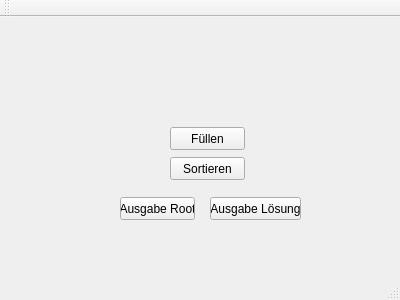
Qt form mainwindow.ui (Makozer/NpPartitionManager) before a commit.
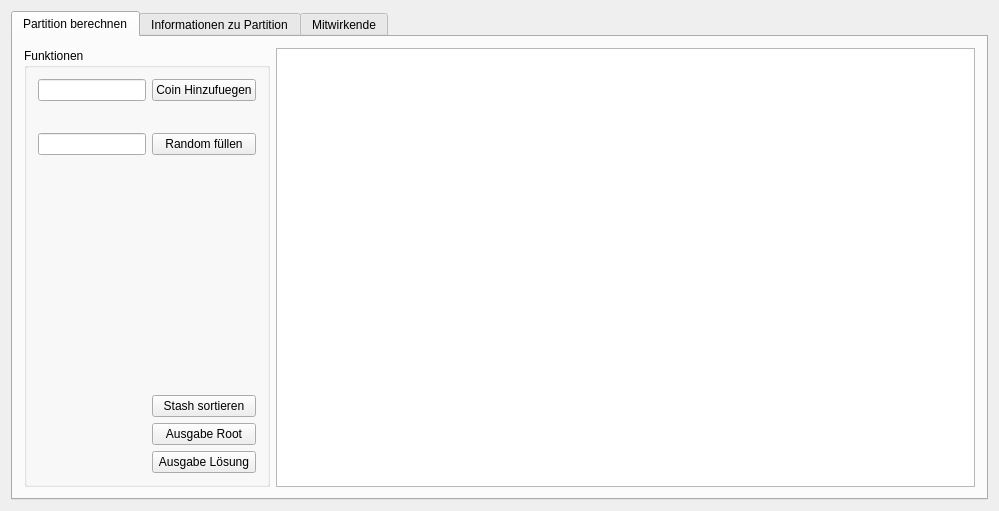
The same form after that commit.

What changed in the file:
```diff
--- a/mainwindow.ui
+++ b/mainwindow.ui
@@ -6,86 +6,265 @@
    <rect>
     <x>0</x>
     <y>0</y>
-    <width>400</width>
-    <height>300</height>
+    <width>999</width>
+    <height>511</height>
    </rect>
   </property>
   <property name="windowTitle">
    <string>MainWindow</string>
   </property>
   <widget class="QWidget" name="centralWidget">
-   <widget class="QPushButton" name="btn_fill">
-    <property name="geometry">
-     <rect>
-      <x>170</x>
-      <y>110</y>
-      <width>75</width>
-      <height>23</height>
-     </rect>
-    </property>
-    <property name="text">
-     <string>Füllen</string>
-    </property>
-   </widget>
-   <widget class="QPushButton" name="btn_output_root">
-    <property name="geometry">
-     <rect>
-      <x>120</x>
-      <y>180</y>
-      <width>75</width>
-      <height>23</height>
-     </rect>
-    </property>
-    <property name="text">
-     <string>Ausgabe Root</string>
-    </property>
-   </widget>
-   <widget class="QPushButton" name="btn_sort">
-    <property name="geometry">
-     <rect>
-      <x>170</x>
-      <y>140</y>
-      <width>75</width>
-      <height>23</height>
-     </rect>
-    </property>
-    <property name="text">
-     <string>Sortieren</string>
-    </property>
-   </widget>
-   <widget class="QPushButton" name="btn_output_solution">
-    <property name="geometry">
-     <rect>
-      <x>210</x>
-      <y>180</y>
-      <width>91</width>
-      <height>23</height>
-     </rect>
-    </property>
-    <property name="text">
-     <string>Ausgabe Lösung</string>
-    </property>
-   </widget>
+   <layout class="QVBoxLayout" name="verticalLayout">
+    <item>
+     <widget class="QTabWidget" name="tabWidget">
+      <property name="currentIndex">
+       <number>0</number>
+      </property>
+      <widget class="QWidget" name="tab_berechnung">
+       <attribute name="title">
+        <string>Partition berechnen</string>
+       </attribute>
+       <layout class="QHBoxLayout" name="horizontalLayout">
+        <item>
+         <widget class="QGroupBox" name="groupBox">
+          <property name="sizePolicy">
+           <sizepolicy hsizetype="Fixed" vsizetype="Minimum">
+            <horstretch>0</horstretch>
+            <verstretch>0</verstretch>
+           </sizepolicy>
+          </property>
+          <property name="title">
+           <string>Funktionen</string>
+          </property>
+          <layout class="QFormLayout" name="formLayout">
+           <item row="0" column="0">
+            <widget class="QLineEdit" name="lineEdit_coinHinzufuegenWertEingeben">
+             <property name="sizePolicy">
+              <sizepolicy hsizetype="Minimum" vsizetype="Minimum">
+               <horstretch>0</horstretch>
+               <verstretch>0</verstretch>
+              </sizepolicy>
+             </property>
+             <property name="toolTip">
+              <string>&lt;html&gt;&lt;head/&gt;&lt;body&gt;&lt;p&gt;Den Wert eines neuen Coins eingeben, der dem Schatz hinzugefügt werden soll. Bitte nur den Wert einer einzigen Münze eintragen.&lt;/p&gt;&lt;/body&gt;&lt;/html&gt;</string>
+             </property>
+             <property name="text">
+              <string/>
+             </property>
+            </widget>
+           </item>
+           <item row="2" column="0">
+            <spacer name="horizontalSpacer">
+             <property name="orientation">
+              <enum>Qt::Horizontal</enum>
+             </property>
+             <property name="sizeType">
+              <enum>QSizePolicy::Minimum</enum>
+             </property>
+             <property name="sizeHint" stdset="0">
+              <size>
+               <width>40</width>
+               <height>20</height>
+              </size>
+             </property>
+            </spacer>
+           </item>
+           <item row="3" column="0">
+            <widget class="QLineEdit" name="lineEdit_randomFuellenAnzahlEingeben">
+             <property name="sizePolicy">
+              <sizepolicy hsizetype="Minimum" vsizetype="Minimum">
+               <horstretch>0</horstretch>
+               <verstretch>0</verstretch>
+              </sizepolicy>
+             </property>
+             <property name="toolTip">
+              <string>&lt;html&gt;&lt;head/&gt;&lt;body&gt;&lt;p&gt;Bitte die anzahl an Münzen eingeben, die dem mit randomizierten Werten Schatz hinzugefügt werdne sollen.&lt;/p&gt;&lt;/body&gt;&lt;/html&gt;</string>
+             </property>
+            </widget>
+           </item>
+           <item row="5" column="0">
+            <spacer name="verticalSpacer">
+             <property name="orientation">
+              <enum>Qt::Vertical</enum>
+             </property>
+             <property name="sizeHint" stdset="0">
+              <size>
+               <width>20</width>
+               <height>40</height>
+              </size>
+             </property>
+            </spacer>
+           </item>
+           <item row="0" column="1">
+            <widget class="QPushButton" name="bt_einzelneCoinHinzufuegen">
+             <property name="sizePolicy">
+              <sizepolicy hsizetype="Minimum" vsizetype="Minimum">
+               <horstretch>0</horstretch>
+               <verstretch>0</verstretch>
+              </sizepolicy>
+             </property>
+             <property name="toolTip">
+              <string>&lt;html&gt;&lt;head/&gt;&lt;body&gt;&lt;p&gt;Fügt dem Schatz einen Coin hinzu, welcher den Wert besitzt, der neben diesem Button in das Textfeld vom Nutzer eingefügt wurde.&lt;/p&gt;&lt;/body&gt;&lt;/html&gt;</string>
+             </property>
+             <property name="text">
+              <string>Coin Hinzufuegen</string>
+             </property>
+            </widget>
+           </item>
+           <item row="3" column="1">
+            <widget class="QPushButton" name="btn_fill">
+             <property name="sizePolicy">
+              <sizepolicy hsizetype="Minimum" vsizetype="Minimum">
+               <horstretch>0</horstretch>
+               <verstretch>0</verstretch>
+              </sizepolicy>
+             </property>
+             <property name="toolTip">
+              <string>&lt;html&gt;&lt;head/&gt;&lt;body&gt;&lt;p&gt;Fuegt dem Schatz eine Menge Coins hinzu, wobei die Anzahl dieser Coins im Textfeld neben diesem Knoipf vom Nutzer festgelegt werden kann.&lt;/p&gt;&lt;/body&gt;&lt;/html&gt;</string>
+             </property>
+             <property name="text">
+              <string>Random füllen</string>
+             </property>
+            </widget>
+           </item>
+           <item row="10" column="1">
+            <widget class="QPushButton" name="btn_output_root">
+             <property name="sizePolicy">
+              <sizepolicy hsizetype="Minimum" vsizetype="Fixed">
+               <horstretch>0</horstretch>
+               <verstretch>0</verstretch>
+              </sizepolicy>
+             </property>
+             <property name="text">
+              <string>Ausgabe Root</string>
+             </property>
+            </widget>
+           </item>
+           <item row="11" column="1">
+            <widget class="QPushButton" name="btn_output_solution">
+             <property name="sizePolicy">
+              <sizepolicy hsizetype="Minimum" vsizetype="Fixed">
+               <horstretch>0</horstretch>
+               <verstretch>0</verstretch>
+              </sizepolicy>
+             </property>
+             <property name="text">
+              <string>Ausgabe Lösung</string>
+             </property>
+            </widget>
+           </item>
+           <item row="6" column="0">
+            <spacer name="verticalSpacer_2">
+             <property name="orientation">
+              <enum>Qt::Vertical</enum>
+             </property>
+             <property name="sizeHint" stdset="0">
+              <size>
+               <width>20</width>
+               <height>40</height>
+              </size>
+             </property>
+            </spacer>
+           </item>
+           <item row="7" column="0">
+            <spacer name="verticalSpacer_3">
+             <property name="orientation">
+              <enum>Qt::Vertical</enum>
+             </property>
+             <property name="sizeHint" stdset="0">
+              <size>
+               <width>20</width>
+               <height>40</height>
+              </size>
+             </property>
+            </spacer>
+           </item>
+           <item row="8" column="0">
+            <spacer name="verticalSpacer_4">
+             <property name="orientation">
+              <enum>Qt::Vertical</enum>
+             </property>
+             <property name="sizeHint" stdset="0">
+              <size>
+               <width>20</width>
+               <height>40</height>
+              </size>
+             </property>
+            </spacer>
+           </item>
+           <item row="9" column="1">
+            <widget class="QPushButton" name="btn_sort">
+             <property name="sizePolicy">
+              <sizepolicy hsizetype="Minimum" vsizetype="Fixed">
+               <horstretch>0</horstretch>
+               <verstretch>0</verstretch>
+              </sizepolicy>
+             </property>
+             <property name="text">
+              <string>Stash sortieren</string>
+             </property>
+            </widget>
+           </item>
+          </layout>
+         </widget>
+        </item>
+        <item>
+         <widget class="QTextEdit" name="textEdit">
+          <property name="readOnly">
+           <bool>true</bool>
+          </property>
+         </widget>
+        </item>
+       </layout>
+      </widget>
+      <widget class="QWidget" name="tab_informationenZuNp">
+       <attribute name="title">
+        <string>Informationen zu Partition</string>
+       </attribute>
+       <layout class="QVBoxLayout" name="verticalLayout_3">
+        <item>
+         <widget class="QTextEdit" name="textEdit_2">
+          <property name="readOnly">
+           <bool>true</bool>
+          </property>
+          <property name="html">
+           <string>&lt;!DOCTYPE HTML PUBLIC &quot;-//W3C//DTD HTML 4.0//EN&quot; &quot;http://www.w3.org/TR/REC-html40/strict.dtd&quot;&gt;
+&lt;html&gt;&lt;head&gt;&lt;meta name=&quot;qrichtext&quot; content=&quot;1&quot; /&gt;&lt;style type=&quot;text/css&quot;&gt;
+p, li { white-space: pre-wrap; }
+&lt;/style&gt;&lt;/head&gt;&lt;body style=&quot; font-family:'MS Shell Dlg 2'; font-size:7.8pt; font-weight:400; font-style:normal;&quot;&gt;
+&lt;p style=&quot; margin-top:0px; margin-bottom:0px; margin-left:0px; margin-right:0px; -qt-block-indent:0; text-indent:0px;&quot;&gt;//todo informationen zusammentragen un in knappem text alles erlaeutern + stylesheets&lt;/p&gt;
+&lt;p style=&quot;-qt-paragraph-type:empty; margin-top:0px; margin-bottom:0px; margin-left:0px; margin-right:0px; -qt-block-indent:0; text-indent:0px;&quot;&gt;&lt;br /&gt;&lt;/p&gt;&lt;/body&gt;&lt;/html&gt;</string>
+          </property>
+         </widget>
+        </item>
+       </layout>
+      </widget>
+      <widget class="QWidget" name="tab_credits">
+       <attribute name="title">
+        <string>Mitwirkende</string>
+       </attribute>
+       <layout class="QVBoxLayout" name="verticalLayout_4">
+        <item>
+         <widget class="QTextEdit" name="textEdit_3">
+          <property name="readOnly">
+           <bool>true</bool>
+          </property>
+          <property name="html">
+           <string>&lt;!DOCTYPE HTML PUBLIC &quot;-//W3C//DTD HTML 4.0//EN&quot; &quot;http://www.w3.org/TR/REC-html40/strict.dtd&quot;&gt;
+&lt;html&gt;&lt;head&gt;&lt;meta name=&quot;qrichtext&quot; content=&quot;1&quot; /&gt;&lt;style type=&quot;text/css&quot;&gt;
+p, li { white-space: pre-wrap; }
+&lt;/style&gt;&lt;/head&gt;&lt;body style=&quot; font-family:'MS Shell Dlg 2'; font-size:7.8pt; font-weight:400; font-style:normal;&quot;&gt;
+&lt;p style=&quot; margin-top:0px; margin-bottom:0px; margin-left:0px; margin-right:0px; -qt-block-indent:0; text-indent:0px;&quot;&gt;//todo : text zu mitwirkenden und aufgaben, sowie evtl link zur praesentation einfuegen +stylesheets&lt;/p&gt;
+&lt;p style=&quot;-qt-paragraph-type:empty; margin-top:0px; margin-bottom:0px; margin-left:0px; margin-right:0px; -qt-block-indent:0; text-indent:0px;&quot;&gt;&lt;br /&gt;&lt;/p&gt;&lt;/body&gt;&lt;/html&gt;</string>
+          </property>
+         </widget>
+        </item>
+       </layout>
+      </widget>
+     </widget>
+    </item>
+   </layout>
   </widget>
-  <widget class="QMenuBar" name="menuBar">
-   <property name="geometry">
-    <rect>
-     <x>0</x>
-     <y>0</y>
-     <width>400</width>
-     <height>21</height>
-    </rect>
-   </property>
-  </widget>
-  <widget class="QToolBar" name="mainToolBar">
-   <attribute name="toolBarArea">
-    <enum>TopToolBarArea</enum>
-   </attribute>
-   <attribute name="toolBarBreak">
-    <bool>false</bool>
-   </attribute>
-  </widget>
-  <widget class="QStatusBar" name="statusBar"/>
  </widget>
  <layoutdefault spacing="6" margin="11"/>
  <resources/>
```
